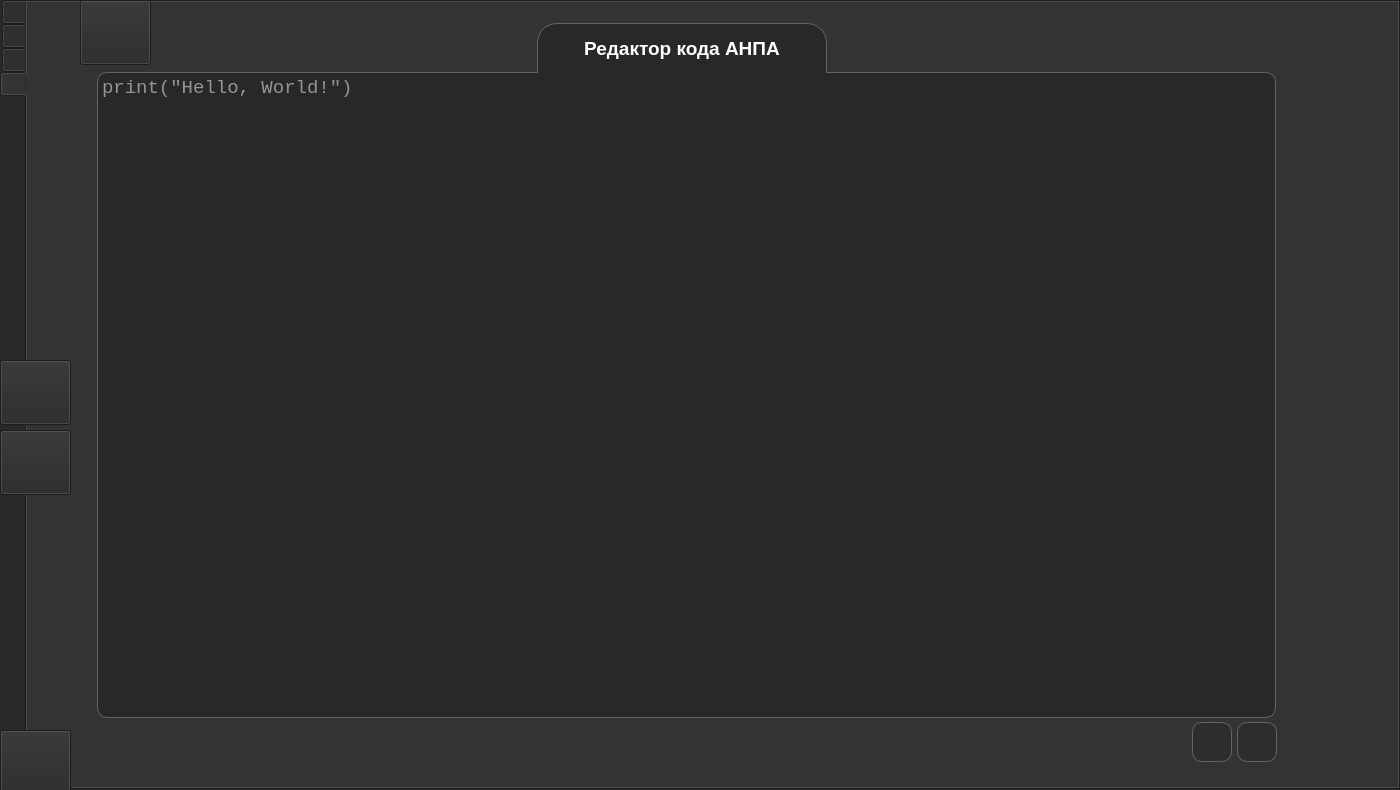
The window that src/MainWindow/MainWindow.ui (PolarStarWalker/PolarUV-client) describes before a commit, drawn with Qt 5.
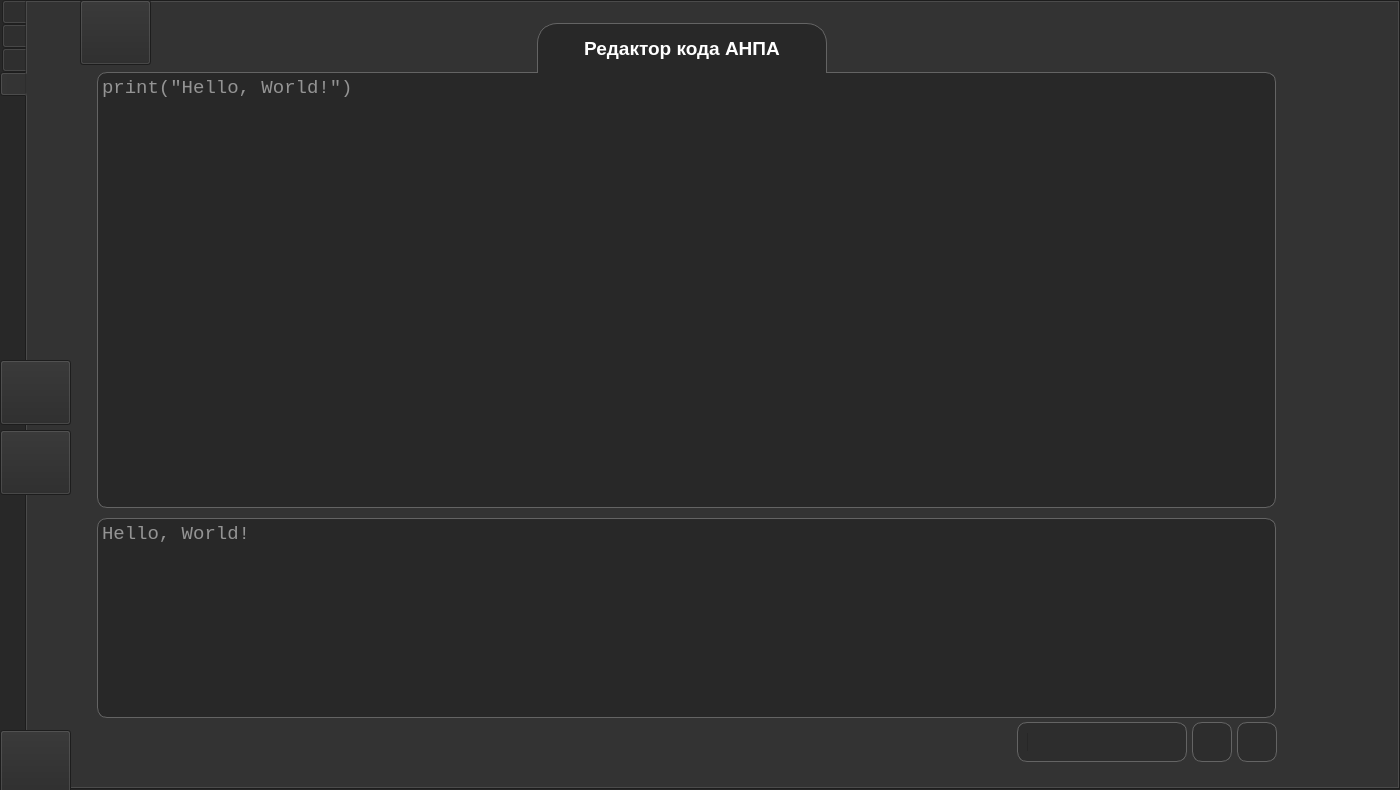
The same window after the commit. The open tabs and pages were chosen to show the change. Icons and pictures are not drawn.

Commit message: Вывод питона внутри клиента

Patch:
```diff
--- a/src/MainWindow/MainWindow.ui
+++ b/src/MainWindow/MainWindow.ui
@@ -475,7 +475,7 @@
    <bool>true</bool>
   </property>
   <property name="windowTitle">
-   <string>Полярник 3.4.2</string>
+   <string>Полярник 3.4.3</string>
   </property>
   <property name="windowIcon">
    <iconset>
@@ -5425,7 +5425,7 @@
         <x>70</x>
         <y>70</y>
         <width>1179</width>
-        <height>646</height>
+        <height>436</height>
        </rect>
       </property>
       <property name="font">
@@ -5580,11 +5580,124 @@
        <string/>
       </property>
      </widget>
+     <widget class="QTextEdit" name="OutputEdit">
+      <property name="geometry">
+       <rect>
+        <x>70</x>
+        <y>516</y>
+        <width>1179</width>
+        <height>200</height>
+       </rect>
+      </property>
+      <property name="font">
+       <font>
+        <family>Courier New</family>
+        <pointsize>14</pointsize>
+        <weight>50</weight>
+        <bold>false</bold>
+        <kerning>true</kerning>
+       </font>
+      </property>
+      <property name="styleSheet">
+       <string notr="true">color:rgb(255,255,255);
+
+background-color:rgb(40,40,40);
+
+border-width:1px;
+border-color :rgb(100,100,100);
+border-radius:10px;
+border-style:solid;</string>
+      </property>
+      <property name="frameShape">
+       <enum>QFrame::Panel</enum>
+      </property>
+      <property name="frameShadow">
+       <enum>QFrame::Raised</enum>
+      </property>
+      <property name="lineWidth">
+       <number>1</number>
+      </property>
+      <property name="midLineWidth">
+       <number>0</number>
+      </property>
+      <property name="acceptRichText">
+       <bool>false</bool>
+      </property>
+      <property name="placeholderText">
+       <string>Hello, World!</string>
+      </property>
+     </widget>
+     <widget class="QProgressBar" name="ProgressBar">
+      <property name="enabled">
+       <bool>true</bool>
+      </property>
+      <property name="geometry">
+       <rect>
+        <x>1000</x>
+        <y>730</y>
+        <width>150</width>
+        <height>20</height>
+       </rect>
+      </property>
+      <property name="styleSheet">
+       <string notr="true">color:rgb(255,255,255);
+
+background-color:rgb(45,45,45);
+
+border-width:0px;
+border-color :rgb(100,100,100);
+border-style:solid;</string>
+      </property>
+      <property name="value">
+       <number>0</number>
+      </property>
+      <property name="orientation">
+       <enum>Qt::Horizontal</enum>
+      </property>
+      <property name="invertedAppearance">
+       <bool>false</bool>
+      </property>
+      <property name="format">
+       <string/>
+      </property>
+     </widget>
+     <widget class="QFrame" name="ProgressBarFrame">
+      <property name="geometry">
+       <rect>
+        <x>990</x>
+        <y>720</y>
+        <width>170</width>
+        <height>40</height>
+       </rect>
+      </property>
+      <property name="autoFillBackground">
+       <bool>false</bool>
+      </property>
+      <property name="styleSheet">
+       <string notr="true">color:rgb(255,255,255);
+
+background-color:rgb(45,45,45);
+
+border-width:1px;
+border-color :rgb(100,100,100);
+border-radius:10px;
+border-style:solid;</string>
+      </property>
+      <property name="frameShape">
+       <enum>QFrame::StyledPanel</enum>
+      </property>
+      <property name="frameShadow">
+       <enum>QFrame::Raised</enum>
+      </property>
+     </widget>
      <zorder>Tab4BackgroundLabel</zorder>
      <zorder>ReleaseCodeButton</zorder>
      <zorder>DebugCodeButton</zorder>
      <zorder>CodeEdit</zorder>
      <zorder>CodeEditLabel</zorder>
+     <zorder>OutputEdit</zorder>
+     <zorder>ProgressBarFrame</zorder>
+     <zorder>ProgressBar</zorder>
     </widget>
    </widget>
    <zorder>TabWidget</zorder>
```
The commit also changes 2 other files.
